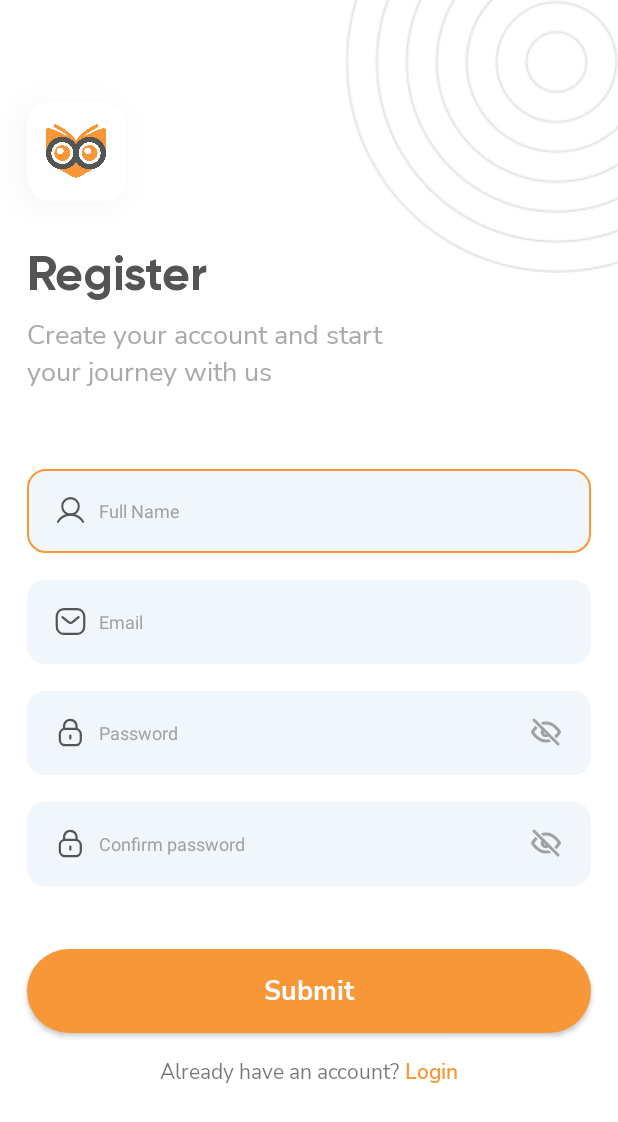
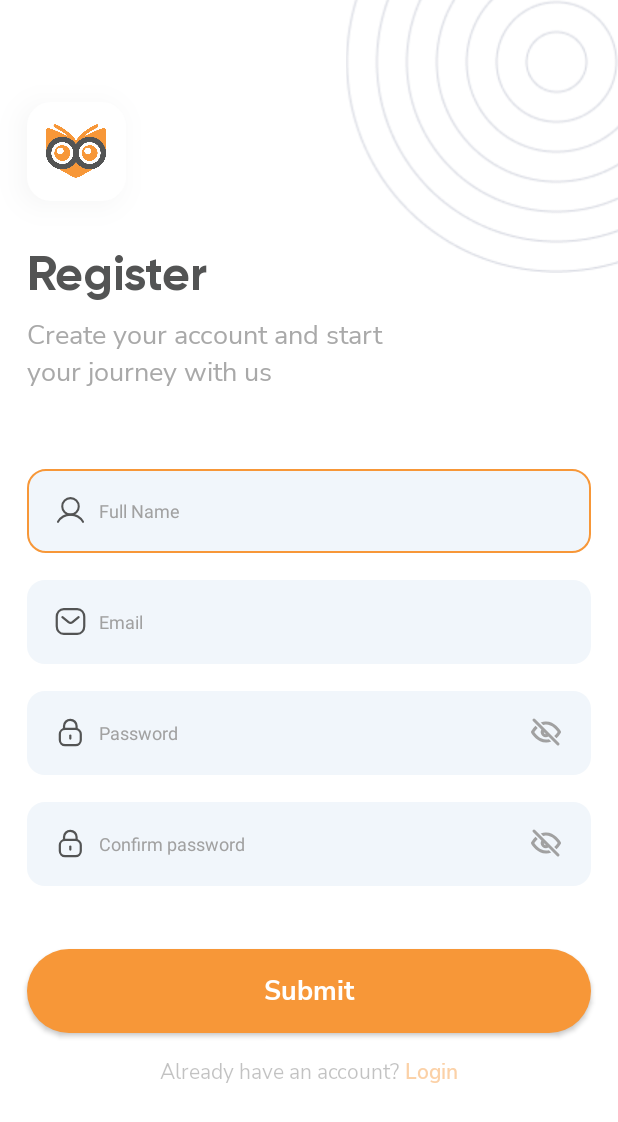
Before and after one commit to AlvinPradanaAntony/Story-App, an Android app: the screen it shows after launch (RegisterActivity), after a tap on "Register Now!", on a phone screen of 412 x 824 dp. Shown: the top 1122 px of the screen. Run offline under Robolectric (Android 15) with nearby library versions, the phone set to English and light mode, and no system bars.

Commit message:
Update: Give a animation on login and register pages

```diff
--- a/app/src/main/java/com/devcode/storyapp/ui/login/LoginActivity.kt
+++ b/app/src/main/java/com/devcode/storyapp/ui/login/LoginActivity.kt
@@ -1,5 +1,7 @@
 package com.devcode.storyapp.ui.login
 
+import android.animation.AnimatorSet
+import android.animation.ObjectAnimator
 import android.content.Context
 import android.content.Intent
 import android.os.Build
@@ -40,8 +42,20 @@ class LoginActivity : AppCompatActivity() {
         observeLoading()
         observeErrorMesage()
         setupAction()
+        playAnimation()
     }
 
+    private fun playAnimation(){
+        val email = ObjectAnimator.ofFloat(binding.edLoginEmail, View.ALPHA, 1f).setDuration(325)
+        val password = ObjectAnimator.ofFloat(binding.edLoginPassword, View.ALPHA, 1f).setDuration(325)
+        val btn_login = ObjectAnimator.ofFloat(binding.buttonLogin, View.ALPHA, 1f).setDuration(325)
+        val sugges = ObjectAnimator.ofFloat(binding.suggestRegister, View.ALPHA, 1f).setDuration(325)
+
+        AnimatorSet().apply {
+            playSequentially(email, password, btn_login, sugges)
+            startDelay = 325
+        }.start()
+    }
 
     private fun setupViewModel() {
         loginViewModel = ViewModelProvider(
--- a/app/src/main/java/com/devcode/storyapp/ui/register/RegisterActivity.kt
+++ b/app/src/main/java/com/devcode/storyapp/ui/register/RegisterActivity.kt
@@ -1,6 +1,9 @@
 package com.devcode.storyapp.ui.register
 
+import android.animation.AnimatorSet
+import android.animation.ObjectAnimator
 import android.content.Context
+import android.content.Intent
 import android.os.Build
 import androidx.appcompat.app.AppCompatActivity
 import android.os.Bundle
@@ -16,6 +19,7 @@ import com.devcode.storyapp.R
 import com.devcode.storyapp.ViewModelFactory
 import com.devcode.storyapp.databinding.ActivityRegisterBinding
 import com.devcode.storyapp.model.UserPreferences
+import com.devcode.storyapp.ui.login.LoginActivity
 import com.google.android.material.snackbar.Snackbar
 
 private val Context.dataStore: DataStore<Preferences> by preferencesDataStore(name = "session")
@@ -32,6 +36,7 @@ class RegisterActivity : AppCompatActivity() {
         observeLoading()
         observeErrorMesage()
         setupAction()
+        playAnimation()
     }
 
     private fun setupViewModel() {
@@ -41,7 +46,25 @@ class RegisterActivity : AppCompatActivity() {
         )[RegisterViewModel::class.java]
     }
 
+    private fun playAnimation(){
+        val name = ObjectAnimator.ofFloat(binding.edRegisterName, View.ALPHA, 1f).setDuration(325)
+        val email = ObjectAnimator.ofFloat(binding.edRegisterEmail, View.ALPHA, 1f).setDuration(325)
+        val password = ObjectAnimator.ofFloat(binding.edRegisterPassword, View.ALPHA, 1f).setDuration(325)
+        val confirm = ObjectAnimator.ofFloat(binding.edRegisterConfirmPass, View.ALPHA, 1f).setDuration(325)
+        val btn_register = ObjectAnimator.ofFloat(binding.buttonRegister, View.ALPHA, 1f).setDuration(325)
+        val sugges = ObjectAnimator.ofFloat(binding.suggestLogin, View.ALPHA, 1f).setDuration(325)
+
+        AnimatorSet().apply {
+            playSequentially(name, email, password, confirm, btn_register, sugges)
+            startDelay = 325
+        }.start()
+    }
+
     private fun setupAction() {
+        binding.txtLogin.setOnClickListener {
+            startActivity(Intent(this, LoginActivity::class.java))
+            finishAffinity()
+        }
         binding.buttonRegister.setOnClickListener {
             val fullName = binding.edRegisterName.text?.trim().toString()
             val emailRegister = binding.edRegisterEmail.text?.trim().toString()
--- a/app/src/main/res/layout/activity_login.xml
+++ b/app/src/main/res/layout/activity_login.xml
@@ -104,6 +104,7 @@
                 android:textColor="@color/textColorCaption"
                 android:textColorHint="@color/textColorCaption2"
                 android:textSize="12sp"
+                android:alpha="0"
                 app:layout_constraintEnd_toEndOf="parent"
                 app:layout_constraintHorizontal_bias="0.457"
                 app:layout_constraintStart_toStartOf="parent"
@@ -122,6 +123,7 @@
                 android:textColor="@color/textColorCaption"
                 android:textColorHint="@color/textColorCaption2"
                 android:textSize="12sp"
+                android:alpha="0"
                 app:layout_constraintEnd_toEndOf="parent"
                 app:layout_constraintHorizontal_bias="0.514"
                 app:layout_constraintStart_toStartOf="parent"
@@ -137,16 +139,19 @@
                 android:text="@string/btn_login"
                 android:textAllCaps="false"
                 android:textSize="18sp"
+                android:alpha="0"
                 app:layout_constraintEnd_toEndOf="@+id/ed_login_password"
                 app:layout_constraintStart_toStartOf="@+id/ed_login_password"
                 app:layout_constraintTop_toBottomOf="@+id/ed_login_password" />
 
             <LinearLayout
+                android:id="@+id/suggest_register"
                 android:layout_width="match_parent"
                 android:layout_height="wrap_content"
                 android:orientation="horizontal"
                 android:layout_marginTop="16dp"
                 android:layout_marginBottom="32dp"
+                android:alpha="0"
                 android:gravity="center"
                 app:layout_constraintBottom_toBottomOf="parent"
                 app:layout_constraintEnd_toEndOf="parent"
--- a/app/src/main/res/layout/activity_register.xml
+++ b/app/src/main/res/layout/activity_register.xml
@@ -113,7 +113,8 @@
                     android:paddingHorizontal="18dp"
                     android:textColor="@color/textColorCaption"
                     android:textColorHint="@color/textColorCaption2"
-                    android:textSize="12sp" />
+                    android:textSize="12sp"
+                    android:alpha="0"/>
 
                 <com.devcode.storyapp.ui.customView.CustomEditText
                     android:id="@+id/ed_register_email"
@@ -128,7 +129,8 @@
                     android:paddingHorizontal="18dp"
                     android:textColor="@color/textColorCaption"
                     android:textColorHint="@color/textColorCaption2"
-                    android:textSize="12sp" />
+                    android:textSize="12sp"
+                    android:alpha="0"/>
 
                 <com.devcode.storyapp.ui.customView.CustomEditText
                     android:id="@+id/ed_register_password"
@@ -141,7 +143,8 @@
                     android:paddingHorizontal="18dp"
                     android:textColor="@color/textColorCaption"
                     android:textColorHint="@color/textColorCaption2"
-                    android:textSize="12sp" />
+                    android:textSize="12sp"
+                    android:alpha="0"/>
 
                 <com.devcode.storyapp.ui.customView.CustomEditText
                     android:id="@+id/ed_register_confirmPass"
@@ -154,7 +157,8 @@
                     android:paddingHorizontal="18dp"
                     android:textColor="@color/textColorCaption"
                     android:textColorHint="@color/textColorCaption2"
-                    android:textSize="12sp" />
+                    android:textSize="12sp"
+                    android:alpha="0"/>
             </LinearLayout>
 
             <com.devcode.storyapp.ui.customView.CustomButton
@@ -169,9 +173,11 @@
                 android:layout_marginTop="24dp"
                 app:layout_constraintEnd_toEndOf="@+id/linearLayout"
                 app:layout_constraintStart_toStartOf="@+id/linearLayout"
-                app:layout_constraintTop_toBottomOf="@+id/linearLayout" />
+                app:layout_constraintTop_toBottomOf="@+id/linearLayout"
+                android:alpha="0"/>
 
             <LinearLayout
+                android:id="@+id/suggest_login"
                 android:layout_width="match_parent"
                 android:layout_height="wrap_content"
                 android:orientation="horizontal"
@@ -181,7 +187,8 @@
                 app:layout_constraintBottom_toBottomOf="parent"
                 app:layout_constraintEnd_toEndOf="parent"
                 app:layout_constraintStart_toStartOf="parent"
-                app:layout_constraintTop_toBottomOf="@+id/button_register">
+                app:layout_constraintTop_toBottomOf="@+id/button_register"
+                android:alpha="0">
                 <TextView
                     android:id="@+id/txt_already_have_account"
                     android:layout_width="wrap_content"
```
